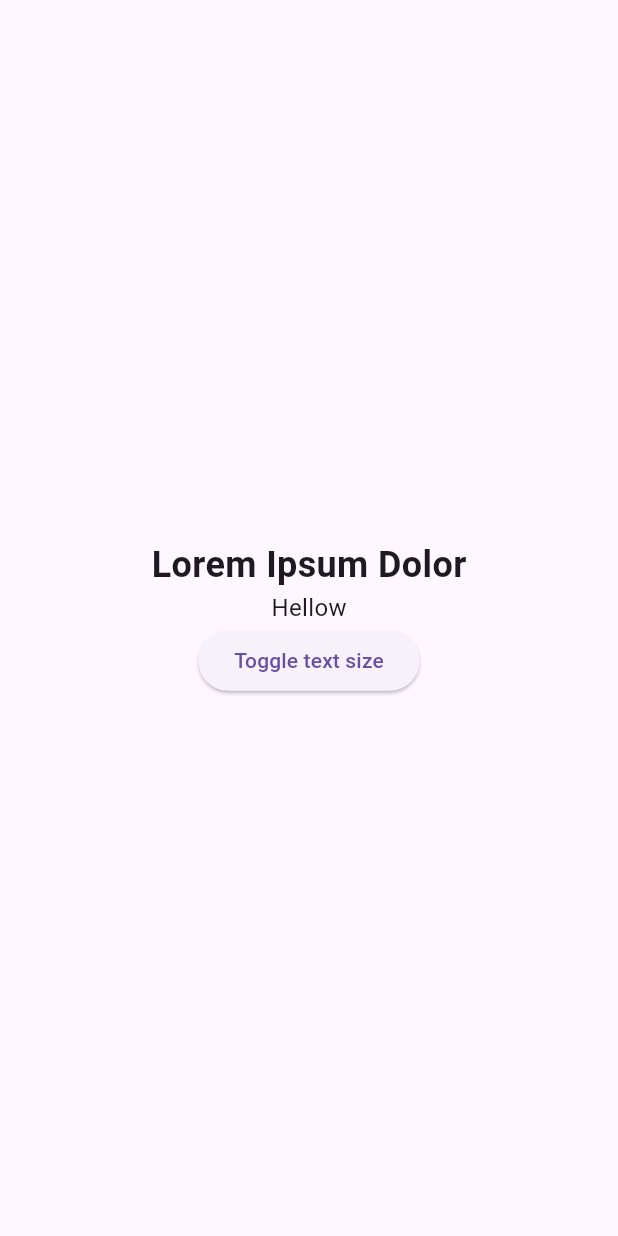
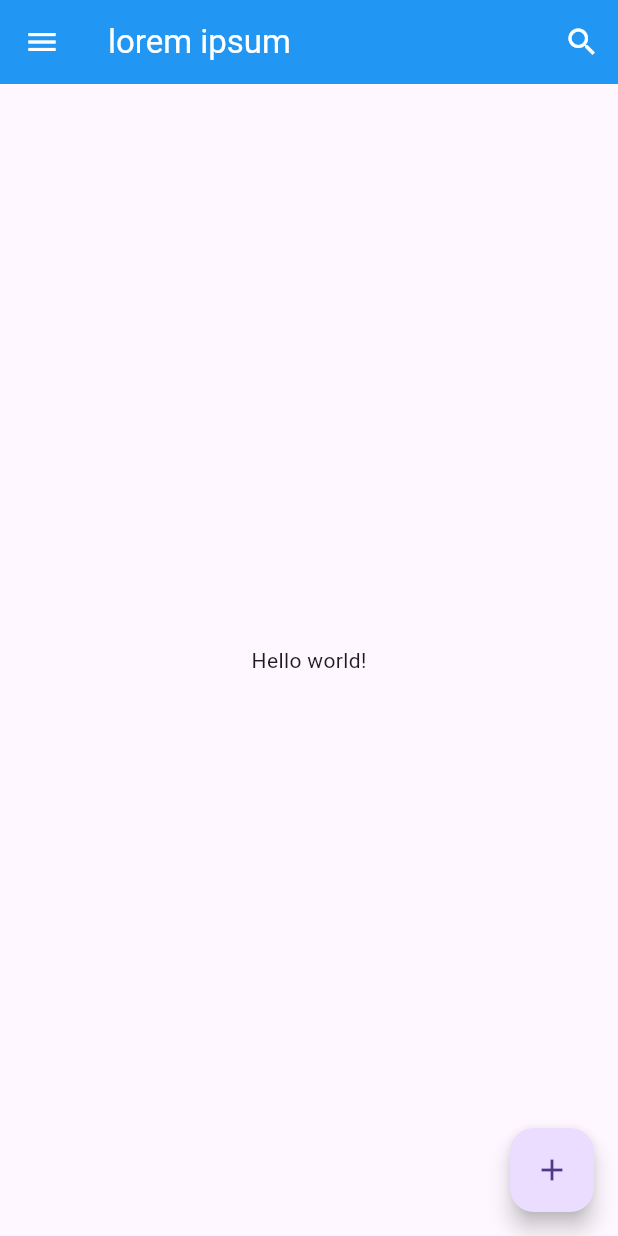
Before and after one commit to Anjasfedo/flutter_dicoding, a Flutter app: the screen it shows after launch, on a phone screen of 412 x 824 dp. Run offline on Flutter 3.47's test engine with Material 3 defaults, Android fonts, the phone set to English and light mode, and no system bars.

Commit message:
feat: scaffold

```diff
--- a/lib/main.dart
+++ b/lib/main.dart
@@ -11,70 +11,93 @@ class MyApp extends StatelessWidget {
   @override
   Widget build(BuildContext context) {
     return MaterialApp(
-      debugShowCheckedModeBanner: false,
-      title: 'Flutter Demo',
-      theme: ThemeData(
-        primarySwatch: Colors.blue,
-      ),
-      home: const Scaffold(
-        // appBar: AppBar(
-        //   title: const Text('Lorem Ipsum Dolor'),
-        // ),
-        body: Center(
-          child: Column(
-            mainAxisAlignment: MainAxisAlignment.center,
-            children: [
-              Heading(text: 'Lorem Ipsum Dolor'),
-              BiggerText(text: 'Hellow')
-            ],
-          ),
+        debugShowCheckedModeBanner: false,
+        title: 'Flutter Demo',
+        theme: ThemeData(
+          primarySwatch: Colors.blue,
         ),
-      ),
-    );
+        home: const FirstScreen());
   }
 }
 
-class Heading extends StatelessWidget {
-  final String text;
+// class Heading extends StatelessWidget {
+//   final String text;
 
-  const Heading({super.key, required this.text});
+//   const Heading({super.key, required this.text});
+
+//   @override
+//   Widget build(BuildContext context) {
+//     return Text(
+//       text,
+//       style: const TextStyle(fontSize: 24, fontWeight: FontWeight.bold),
+//     );
+//   }
+// }
+
+// class BiggerText extends StatefulWidget {
+//   final String text;
+
+//   const BiggerText({super.key, required this.text});
+
+//   @override
+//   State<BiggerText> createState() => _BiggerTextState();
+// }
+
+// class _BiggerTextState extends State<BiggerText> {
+//   double _textSize = 16.0;
+
+//   @override
+//   Widget build(BuildContext context) {
+//     return Column(
+//       mainAxisAlignment: MainAxisAlignment.center,
+//       children: [
+//         Text(widget.text, style: TextStyle(fontSize: _textSize)),
+//         ElevatedButton(
+//           onPressed: () {
+//             setState(() {
+//               _textSize = _textSize == 16.0 ? 32.0 : 16.0;
+//             });
+//           },
+//           child: const Text('Toggle text sizess'),
+//         )
+//       ],
+//     );
+//   }
+// }
+
+class FirstScreen extends StatelessWidget {
+  const FirstScreen({super.key});
 
   @override
   Widget build(BuildContext context) {
-    return Text(
-      text,
-      style: const TextStyle(fontSize: 24, fontWeight: FontWeight.bold),
-    );
+    return Scaffold(
+        appBar: AppBar(
+          title: const Text(
+            'lorem ipsum',
+            style: TextStyle(color: Colors.white),
+          ),
+          actions: [
+            IconButton(
+              onPressed: () {},
+              icon: const Icon(Icons.search, color: Colors.white),
+            ),
+          ],
+          leading: IconButton(
+            onPressed: () {},
+            icon: const Icon(
+              Icons.menu,
+              color: Colors.white,
+            ),
+          ),
+          backgroundColor: Colors.blue,
+        ),
+        body: const Center(
+          child: Text('Hello world!'),
+        ),
+        floatingActionButton: FloatingActionButton(
+            onPressed: () {},
+            child: const Icon(
+              Icons.add,
+            )));
   }
 }
-
-class BiggerText extends StatefulWidget {
-  final String text;
-
-  const BiggerText({super.key, required this.text});
-
-  @override
-  State<BiggerText> createState() => _BiggerTextState();
-}
-
-class _BiggerTextState extends State<BiggerText> {
-  double _textSize = 16.0;
-
-  @override
-  Widget build(BuildContext context) {
-    return Column(
-      mainAxisAlignment: MainAxisAlignment.center,
-      children: [
-        Text(widget.text, style: TextStyle(fontSize: _textSize)),
-        ElevatedButton(
-          onPressed: () {
-            setState(() {
-              _textSize = _textSize == 16.0 ? 32.0 : 16.0;
-            });
-          },
-          child: const Text('Toggle text size'),
-        )
-      ],
-    );
-  }
-}
```
